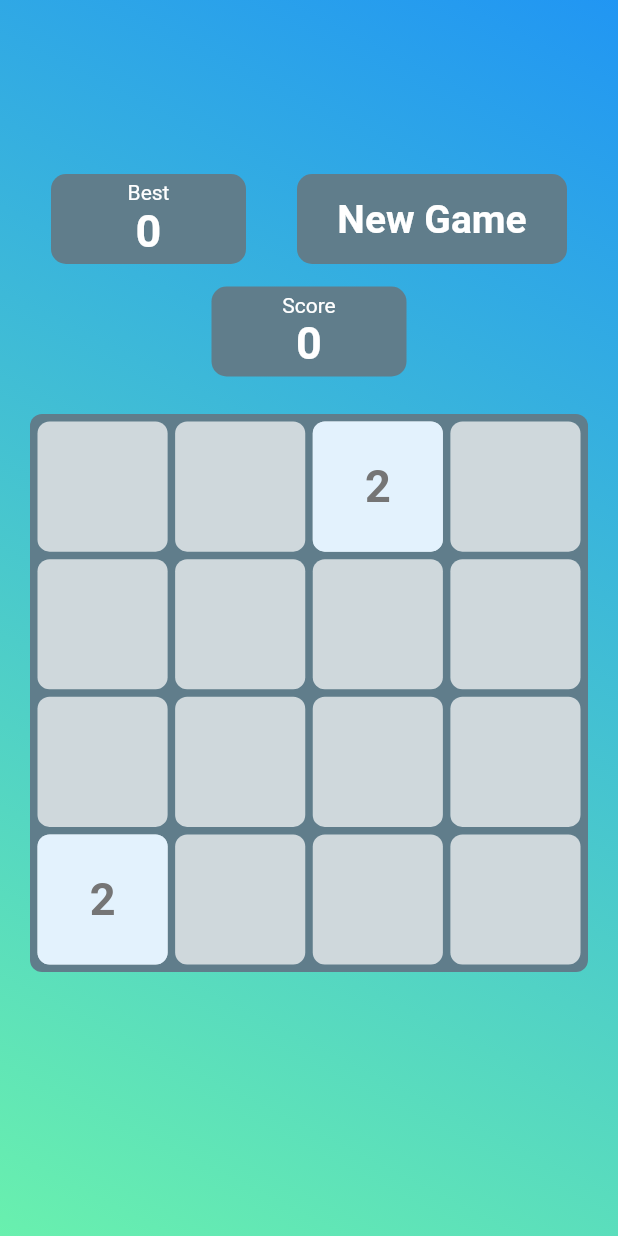
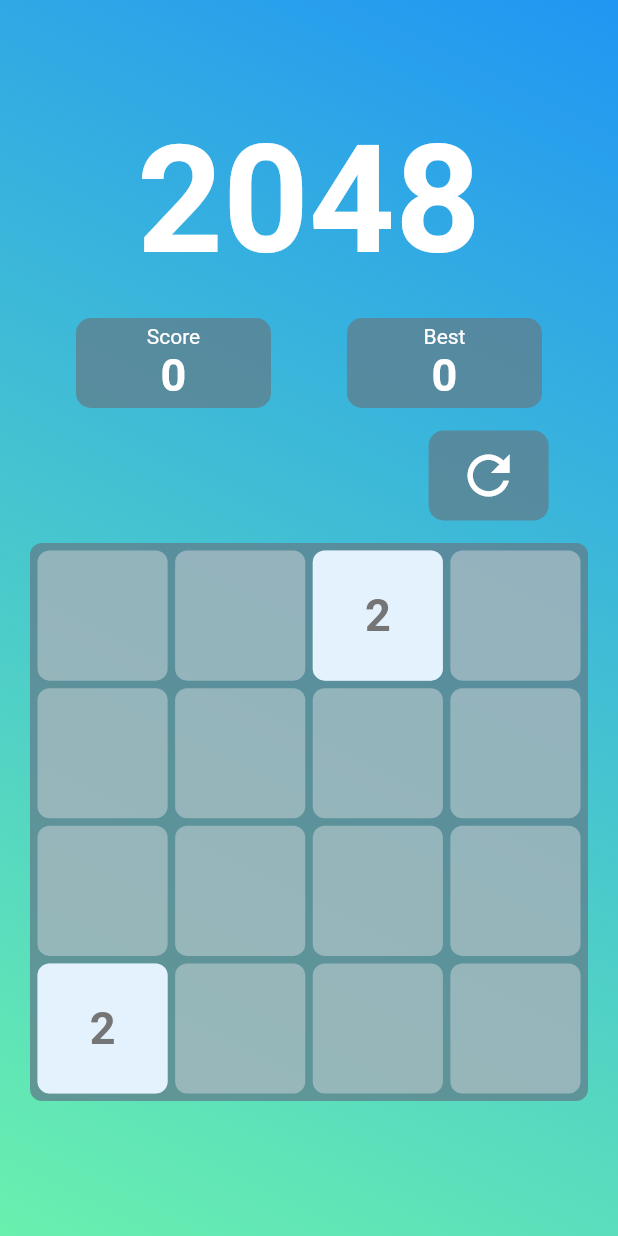
Before and after one commit to Drarox/Flutter_2048, a Flutter app: the screen it shows after launch, on a phone screen of 412 x 824 dp. Run offline on Flutter 3.47's test engine with Material 2 defaults, Android fonts, the phone set to English and light mode, and no system bars; our stand-ins replace rflutter_alert, shared_preferences.

Commit message:
Test new ui

```diff
--- a/lib/constants.dart
+++ b/lib/constants.dart
@@ -1,4 +1,7 @@
 import 'package:flutter/material.dart';
+
+const KAppTitle = 'Flutter 2048';
+const kMainColor = Colors.blue;
 
 final Map<int, Color> boxColor = <int, Color>{
   2: Colors.blue[50],
@@ -13,7 +16,36 @@ final Map<int, Color> boxColor = <int, Color>{
   1025: Colors.blue[900],
 };
 
-const kMainColor = Colors.blue;
 final mainOffColor = Colors.blue[200];
 
-const KAppTitle = 'Flutter 2048';
+final dialogTextStyle = TextStyle(color: Colors.white, fontSize: 20);
+
+final backgroundGradient = LinearGradient(
+    begin: Alignment.topRight,
+    end: Alignment.bottomLeft,
+    colors: [Colors.blue, Colors.greenAccent]);
+
+final boxBackground = Color.fromRGBO(96, 125, 139, 0.75); //Colors.blueGrey;
+
+final textColor = Colors.white;
+
+final boxTextStyle = TextStyle(
+  fontSize: 30.0,
+  fontWeight: FontWeight.bold,
+  color: textColor,
+);
+
+final buttonGradient = LinearGradient(colors: [
+  Color.fromRGBO(116, 116, 191, 1.0),
+  Color.fromRGBO(52, 212, 212, 1.0)
+]);
+
+final titleTextStyle = TextStyle(
+  fontSize: 100.0,
+  fontWeight: FontWeight.bold,
+  color: textColor,
+);
+
+final cellBoxColor = Color.fromRGBO(207, 216, 220, 0.5);
+
+final borderColor = Color.fromRGBO(96, 125, 139, 0.75);
--- a/lib/screens/game_screen.dart
+++ b/lib/screens/game_screen.dart
@@ -103,7 +103,7 @@ class GameWidgetState extends State<GameWidget> {
           DialogButton(
             child: Text(
               "Close",
-              style: TextStyle(color: Colors.white, fontSize: 20),
+              style: dialogTextStyle,
             ),
             onPressed: () => Navigator.pop(context),
             width: 120,
@@ -111,17 +111,13 @@ class GameWidgetState extends State<GameWidget> {
           DialogButton(
             child: Text(
               "New Game",
-              style: TextStyle(color: Colors.white, fontSize: 20),
+              style: dialogTextStyle,
             ),
             onPressed: () {
               newGame();
               Navigator.pop(context);
             },
-            gradient: LinearGradient(colors: [
-              Color.fromRGBO(116, 116, 191, 1.0),
-//              Color.fromRGBO(52, 138, 199, 1.0)
-              Color.fromRGBO(52, 212, 212, 1.0)
-            ]),
+            gradient: buttonGradient,
           )
         ],
       ).show();
@@ -142,26 +138,34 @@ class GameWidgetState extends State<GameWidget> {
     children.addAll(_cellWidget);
     return Container(
       decoration: BoxDecoration(
-          gradient: LinearGradient(
-              begin: Alignment.topRight,
-              end: Alignment.bottomLeft,
-              colors: [Colors.blue, Colors.greenAccent])),
+        gradient: backgroundGradient,
+      ),
       child: Column(
         mainAxisAlignment: MainAxisAlignment.center,
         children: <Widget>[
+          Container(
+            margin: const EdgeInsets.only(
+              top: 30.0,
+              bottom: 20.0,
+            ),
+            child: Text(
+              '2048',
+              style: titleTextStyle,
+            ),
+          ),
           Container(
             child: Row(
               mainAxisAlignment: MainAxisAlignment.spaceEvenly,
               children: <Widget>[
                 Container(
+                  margin: const EdgeInsets.only(
+                    bottom: 15.0,
+                  ),
                   decoration: BoxDecoration(
-                    //color: mainOffColor,
-//                    gradient: LinearGradient(colors: [
-//                      Colors.blue[700],
-//                      Colors.greenAccent,
-//                    ]),
-                    color: Colors.blueGrey,
-                    borderRadius: BorderRadius.all(Radius.circular(10.0)),
+                    color: boxBackground,
+                    borderRadius: BorderRadius.all(
+                      Radius.circular(10.0),
+                    ),
                   ),
                   child: Container(
                     width: 130.0,
@@ -170,42 +174,68 @@ class GameWidgetState extends State<GameWidget> {
                       mainAxisAlignment: MainAxisAlignment.center,
                       children: <Widget>[
                         Text(
+                          'Score',
+                          style: TextStyle(
+                            color: textColor,
+                          ),
+                        ),
+                        Text(
+                          _game.score.toString(),
+                          style: boxTextStyle,
+                        ),
+                      ],
+                    ),
+                  ),
+                ),
+                Container(
+                  margin: const EdgeInsets.only(
+                    bottom: 15.0,
+                  ),
+                  decoration: BoxDecoration(
+                    borderRadius: BorderRadius.all(Radius.circular(10.0)),
+                    color: boxBackground,
+                  ),
+                  width: 130.0,
+                  height: 60.0,
+                  child: Column(
+                    mainAxisAlignment: MainAxisAlignment.center,
+                    children: <Widget>[
+                      Text(
                         'Best',
                         style: TextStyle(
-                            color: Colors.white,
+                          color: textColor,
                         ),
                       ),
                       Text(
                         bestScore.toString(),
-                          style: TextStyle(
-                            fontSize: 30.0,
-                            fontWeight: FontWeight.bold,
-                            color: Colors.white,
+                        style: boxTextStyle,
+                      ),
+                    ],
                   ),
                 ),
               ],
             ),
           ),
+          Row(
+//            mainAxisAlignment: MainAxisAlignment.end,
+            children: <Widget>[
+              Spacer(
+                flex: 20,
               ),
               FlatButton(
                 padding: EdgeInsets.all(0.0),
                 child: Container(
-                    width: 180.0,
+                  width: 80.0,
                   height: 60.0,
                   decoration: BoxDecoration(
                     borderRadius: BorderRadius.all(Radius.circular(10.0)),
-//                      gradient: LinearGradient(
-//                          colors: [Colors.blue[700], Colors.greenAccent]),
-                      color: Colors.blueGrey,
+                    color: boxBackground,
                   ),
                   child: Center(
-                      child: Text(
-                        'New Game',
-                        style: TextStyle(
-                          fontSize: 26.0,
-                          fontWeight: FontWeight.bold,
-                          color: Colors.white,
-                        ),
+                    child: Icon(
+                      Icons.refresh,
+                      color: textColor,
+                      size: 42,
                     ),
                   ),
                 ),
@@ -213,47 +243,15 @@ class GameWidgetState extends State<GameWidget> {
                   newGame();
                 },
               ),
-              ],
-            ),
-          ),
-          Container(
-            margin: const EdgeInsets.only(
-              top: 15.0,
-              bottom: 25.0,
-            ),
-            decoration: BoxDecoration(
-              borderRadius: BorderRadius.all(Radius.circular(10.0)),
-//              gradient: LinearGradient(colors: [
-////                Color.fromRGBO(116, 116, 191, 1.0),
-////                Color.fromRGBO(52, 212, 212, 1.0)
-//                Colors.blue[700],
-//                Colors.greenAccent
-//              ]),
-              color: Colors.blueGrey,
-            ),
-            width: 130.0,
-            height: 60.0,
-            child: Column(
-              mainAxisAlignment: MainAxisAlignment.center,
-              children: <Widget>[
-                Text(
-                  'Score',
-                  style: TextStyle(
-                    color: Colors.white,
-                  ),
-                ),
-                Text(
-                  _game.score.toString(),
-                  style: TextStyle(
-                    fontSize: 30.0,
-                    fontWeight: FontWeight.bold,
-                    color: Colors.white,
-                  ),
+              Spacer(
+                flex: 3,
               ),
             ],
           ),
+          Container(
+              padding: EdgeInsets.only(
+                top: 15.0,
               ),
-          Container(
               margin: _gameMargin,
               width: _queryData.size.width,
               height: _queryData.size.width,
--- a/lib/widgets/boardgridview.dart
+++ b/lib/widgets/boardgridview.dart
@@ -1,6 +1,7 @@
 import 'package:flutter/material.dart';
 import 'package:flutter2048/screens/game_screen.dart';
 import 'package:flutter2048/widgets/cellbox.dart';
+import 'package:flutter2048/constants.dart';
 
 class BoardGridWidget extends StatelessWidget {
   final GameWidgetState _state;
@@ -18,7 +19,8 @@ class BoardGridWidget extends StatelessWidget {
           left: c * width + _state.cellPadding * (c + 1),
           top: r * width + _state.cellPadding * (r + 1),
           size: width,
-          color: Colors.blueGrey[100],
+//            color: Colors.blueGrey[100],
+          color: cellBoxColor,
         );
         _backgroundBox.add(box);
       }
@@ -30,7 +32,7 @@ class BoardGridWidget extends StatelessWidget {
           width: _state.boardSize().width,
           height: _state.boardSize().height,
           decoration: BoxDecoration(
-            color: Colors.blueGrey,
+            color: borderColor, //Colors.blueGrey,
             borderRadius: BorderRadius.all(Radius.circular(8.0)),
           ),
           child: Stack(
```
Lines whose indentation alone changed are shown as unchanged.
